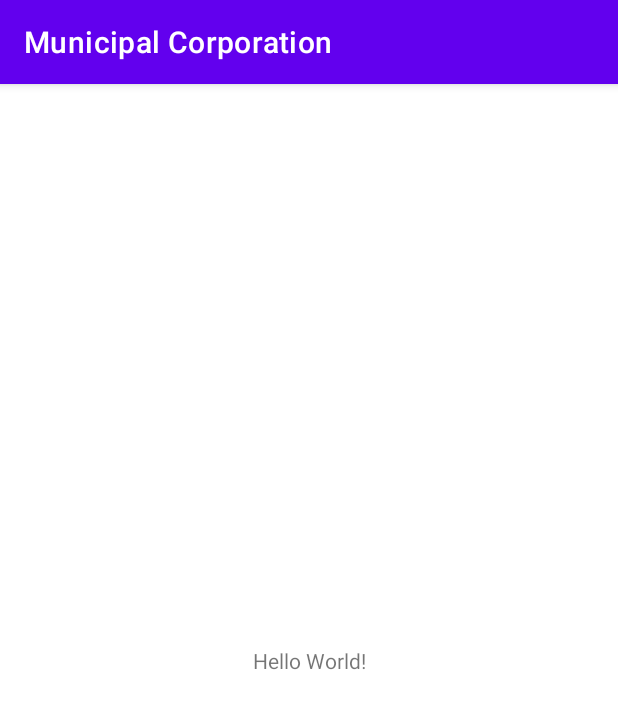
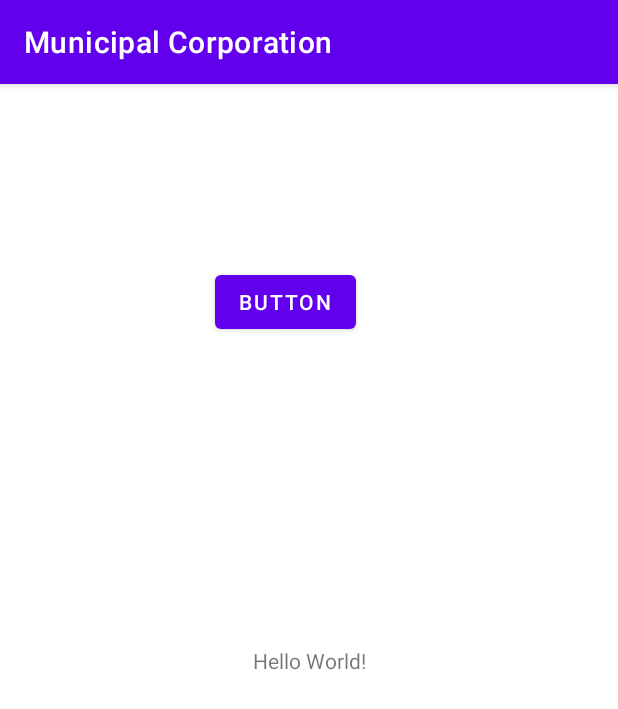
Before and after one commit to DHJ23/Municipal-Corporation, an Android app: the screen it shows after launch (MainActivity), on a phone screen of 412 x 824 dp. Shown: the top 709 px of the screen. Run offline under Robolectric (Android 15) with nearby library versions, the phone set to English and light mode, and no system bars.

Commit message:
Button Added!//

```diff
--- a/app/src/main/res/layout/activity_main.xml
+++ b/app/src/main/res/layout/activity_main.xml
@@ -6,7 +6,18 @@
     android:layout_height="match_parent"
     tools:context=".MainActivity">
 
+    <Button
+        android:id="@+id/button"
+        android:layout_width="wrap_content"
+        android:layout_height="wrap_content"
+        android:layout_marginStart="143dp"
+        android:layout_marginTop="121dp"
+        android:text="Button"
+        app:layout_constraintStart_toStartOf="parent"
+        app:layout_constraintTop_toTopOf="parent" />
+
     <TextView
+        android:id="@+id/textView2"
         android:layout_width="wrap_content"
         android:layout_height="wrap_content"
         android:text="Hello World!"
```
